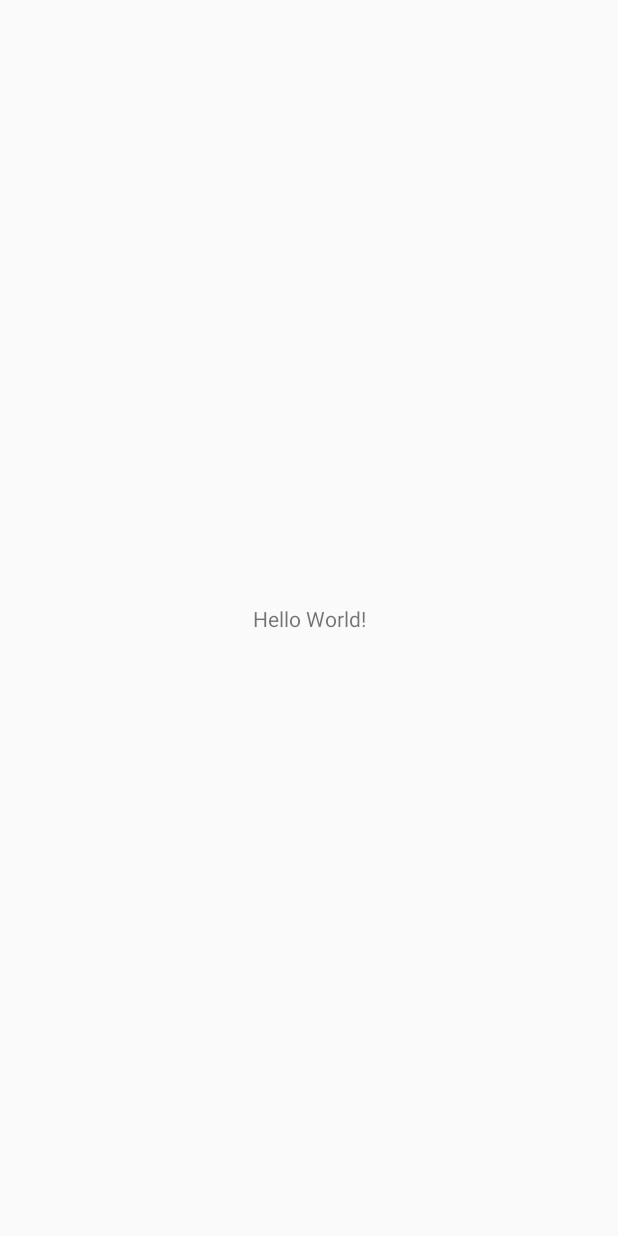
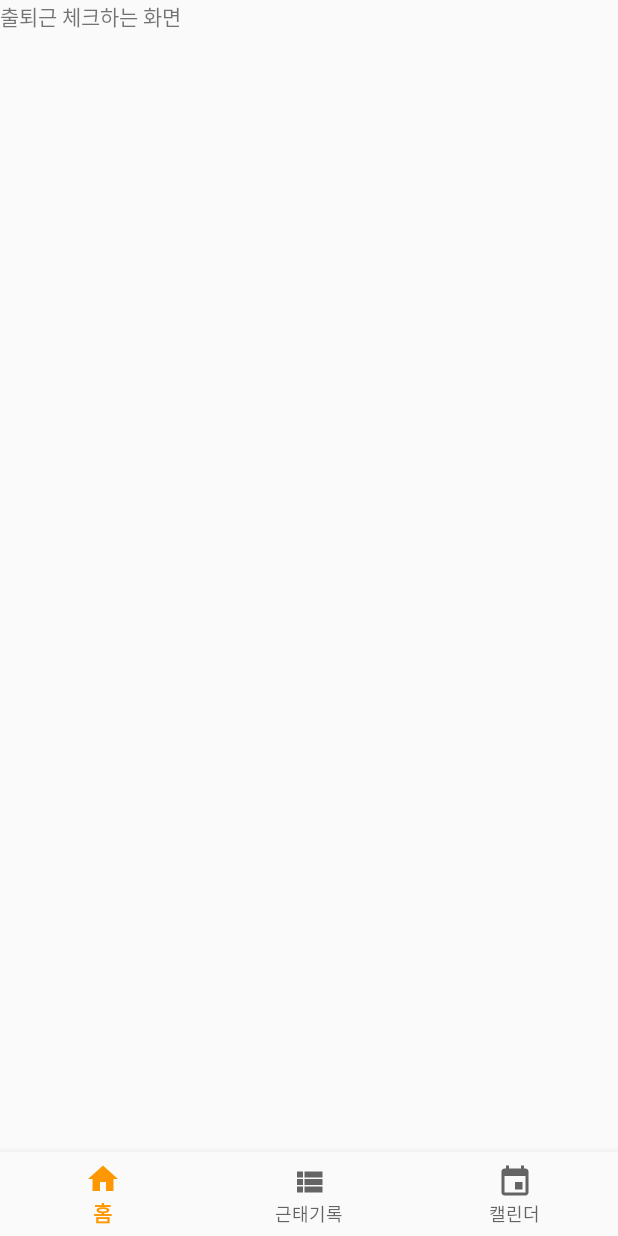
Before and after one commit to g-bridge-etners/g-bridge-etners, an Android app: the screen it shows after launch (MainActivity), on a phone screen of 412 x 824 dp. Before the commit the screen is almost empty. Run offline under Robolectric (Android 15) with nearby library versions, the phone set to English and light mode, and no system bars.

Commit message:
메인화면 및 bottomNavigation 기초 작업

```diff
--- a/app/build.gradle
+++ b/app/build.gradle
@@ -32,6 +32,7 @@ dependencies {
 
     implementation 'androidx.appcompat:appcompat:1.1.0'
     implementation 'androidx.constraintlayout:constraintlayout:1.1.3'
+    implementation 'androidx.legacy:legacy-support-v4:1.0.0'
     testImplementation 'junit:junit:4.12'
     androidTestImplementation 'androidx.test.ext:junit:1.1.1'
     androidTestImplementation 'androidx.test.espresso:espresso-core:3.2.0'
--- /dev/null
+++ b/app/src/main/java/com/gbridge/etners/ui/main/FragmentCalendar.java
@@ -0,0 +1,20 @@
+package com.gbridge.etners.ui.main;
+
+import android.os.Bundle;
+import android.view.LayoutInflater;
+import android.view.View;
+import android.view.ViewGroup;
+
+import androidx.annotation.NonNull;
+import androidx.annotation.Nullable;
+import androidx.fragment.app.Fragment;
+
+import com.gbridge.etners.R;
+
+public class FragmentCalendar extends Fragment {
+    @Nullable
+    @Override
+    public View onCreateView(@NonNull LayoutInflater inflater, @Nullable ViewGroup container, @Nullable Bundle savedInstanceState) {
+        return inflater.inflate(R.layout.fragment_calendar, container, false);
+    }
+}
--- /dev/null
+++ b/app/src/main/java/com/gbridge/etners/ui/main/FragmentHome.java
@@ -0,0 +1,20 @@
+package com.gbridge.etners.ui.main;
+
+import android.os.Bundle;
+import android.view.LayoutInflater;
+import android.view.View;
+import android.view.ViewGroup;
+
+import androidx.annotation.NonNull;
+import androidx.annotation.Nullable;
+import androidx.fragment.app.Fragment;
+
+import com.gbridge.etners.R;
+
+public class FragmentHome extends Fragment {
+    @Nullable
+    @Override
+    public View onCreateView(@NonNull LayoutInflater inflater, @Nullable ViewGroup container, @Nullable Bundle savedInstanceState) {
+        return inflater.inflate(R.layout.fragment_home, container, false);
+    }
+}
--- /dev/null
+++ b/app/src/main/java/com/gbridge/etners/ui/main/FragmentList.java
@@ -0,0 +1,20 @@
+package com.gbridge.etners.ui.main;
+
+import android.os.Bundle;
+import android.view.LayoutInflater;
+import android.view.View;
+import android.view.ViewGroup;
+
+import androidx.annotation.NonNull;
+import androidx.annotation.Nullable;
+import androidx.fragment.app.Fragment;
+
+import com.gbridge.etners.R;
+
+public class FragmentList extends Fragment {
+    @Nullable
+    @Override
+    public View onCreateView(@NonNull LayoutInflater inflater, @Nullable ViewGroup container, @Nullable Bundle savedInstanceState) {
+        return inflater.inflate(R.layout.fragment_list, container, false);
+    }
+}
--- a/app/src/main/java/com/gbridge/etners/ui/main/MainActivity.java
+++ b/app/src/main/java/com/gbridge/etners/ui/main/MainActivity.java
@@ -1,16 +1,58 @@
 package com.gbridge.etners.ui.main;
 
+import androidx.annotation.NonNull;
 import androidx.appcompat.app.AppCompatActivity;
+import androidx.fragment.app.FragmentManager;
+import androidx.fragment.app.FragmentTransaction;
 
 import android.os.Bundle;
+import android.view.MenuItem;
+import android.widget.FrameLayout;
 
 import com.gbridge.etners.R;
+import com.google.android.material.bottomnavigation.BottomNavigationView;
 
-public class MainActivity extends AppCompatActivity {
+public class MainActivity extends AppCompatActivity implements BottomNavigationView.OnNavigationItemSelectedListener {
+    private FragmentManager fragmentManager = getSupportFragmentManager();
+    private FragmentHome fragmentHome = new FragmentHome();
+    private FragmentList fragmentList = new FragmentList();
+    private FragmentCalendar fragmentCalendar = new FragmentCalendar();
+
+    private FrameLayout frame;
+    private BottomNavigationView bnav;
 
     @Override
     protected void onCreate(Bundle savedInstanceState) {
         super.onCreate(savedInstanceState);
         setContentView(R.layout.activity_main);
+
+        initViews();
+    }
+
+    private void initViews() {
+        frame = findViewById(R.id.main_frame);
+        bnav = findViewById(R.id.main_bottomNavigation);
+        bnav.setOnNavigationItemSelectedListener(this);
+
+        FragmentTransaction transaction = fragmentManager.beginTransaction();
+        transaction.replace(R.id.main_frame, fragmentHome).commitAllowingStateLoss();
+    }
+
+    @Override
+    public boolean onNavigationItemSelected(@NonNull MenuItem item) {
+        FragmentTransaction transaction = fragmentManager.beginTransaction();
+
+        switch(item.getItemId()) {
+            case R.id.bnav_home:
+                transaction.replace(R.id.main_frame, fragmentHome).commitAllowingStateLoss();
+                return true;
+            case R.id.bnav_list:
+                transaction.replace(R.id.main_frame, fragmentList).commitAllowingStateLoss();
+                return true;
+            case R.id.bnav_calendar:
+                transaction.replace(R.id.main_frame, fragmentCalendar).commitAllowingStateLoss();
+                return true;
+        }
+        return false;
     }
 }
--- /dev/null
+++ b/app/src/main/res/drawable/ic_calendar.xml
@@ -0,0 +1,9 @@
+<vector xmlns:android="http://schemas.android.com/apk/res/android"
+        android:width="24dp"
+        android:height="24dp"
+        android:viewportWidth="24.0"
+        android:viewportHeight="24.0">
+    <path
+        android:fillColor="#FF000000"
+        android:pathData="M17,12h-5v5h5v-5zM16,1v2L8,3L8,1L6,1v2L5,3c-1.11,0 -1.99,0.9 -1.99,2L3,19c0,1.1 0.89,2 2,2h14c1.1,0 2,-0.9 2,-2L21,5c0,-1.1 -0.9,-2 -2,-2h-1L18,1h-2zM19,19L5,19L5,8h14v11z"/>
+</vector>
--- /dev/null
+++ b/app/src/main/res/drawable/ic_home.xml
@@ -0,0 +1,9 @@
+<vector xmlns:android="http://schemas.android.com/apk/res/android"
+        android:width="24dp"
+        android:height="24dp"
+        android:viewportWidth="24.0"
+        android:viewportHeight="24.0">
+    <path
+        android:fillColor="#FF000000"
+        android:pathData="M10,20v-6h4v6h5v-8h3L12,3 2,12h3v8z"/>
+</vector>
--- /dev/null
+++ b/app/src/main/res/drawable/ic_list.xml
@@ -0,0 +1,9 @@
+<vector xmlns:android="http://schemas.android.com/apk/res/android"
+        android:width="24dp"
+        android:height="24dp"
+        android:viewportWidth="24.0"
+        android:viewportHeight="24.0">
+    <path
+        android:fillColor="#FF000000"
+        android:pathData="M4,14h4v-4L4,10v4zM4,19h4v-4L4,15v4zM4,9h4L8,5L4,5v4zM9,14h12v-4L9,10v4zM9,19h12v-4L9,15v4zM9,5v4h12L21,5L9,5z"/>
+</vector>
--- a/app/src/main/res/layout/activity_main.xml
+++ b/app/src/main/res/layout/activity_main.xml
@@ -7,13 +7,19 @@
     android:layout_height="match_parent"
     tools:context=".ui.main.MainActivity">
 
-    <TextView
-        android:layout_width="wrap_content"
+    <FrameLayout
+        android:id="@+id/main_frame"
+        android:layout_width="match_parent"
+        android:layout_height="0dp"
+        app:layout_constraintTop_toTopOf="parent"
+        app:layout_constraintBottom_toTopOf="@+id/main_bottomNavigation"/>
+
+    <com.google.android.material.bottomnavigation.BottomNavigationView
+        android:id="@+id/main_bottomNavigation"
+        android:layout_width="match_parent"
         android:layout_height="wrap_content"
-        android:text="Hello World!"
+        android:background="?android:attr/windowBackground"
         app:layout_constraintBottom_toBottomOf="parent"
-        app:layout_constraintLeft_toLeftOf="parent"
-        app:layout_constraintRight_toRightOf="parent"
-        app:layout_constraintTop_toTopOf="parent" />
+        app:menu="@menu/menu_bottomnavigation"/>
 
 </androidx.constraintlayout.widget.ConstraintLayout>
--- /dev/null
+++ b/app/src/main/res/layout/fragment_calendar.xml
@@ -0,0 +1,12 @@
+<?xml version="1.0" encoding="utf-8"?>
+<androidx.constraintlayout.widget.ConstraintLayout
+    xmlns:android="http://schemas.android.com/apk/res/android"
+    android:layout_width="match_parent"
+    android:layout_height="match_parent">
+
+    <TextView
+        android:layout_width="match_parent"
+        android:layout_height="match_parent"
+        android:text="달력 및 내 일정 화면"/>
+
+</androidx.constraintlayout.widget.ConstraintLayout>
--- /dev/null
+++ b/app/src/main/res/layout/fragment_home.xml
@@ -0,0 +1,12 @@
+<?xml version="1.0" encoding="utf-8"?>
+<androidx.constraintlayout.widget.ConstraintLayout
+    xmlns:android="http://schemas.android.com/apk/res/android"
+    android:layout_width="match_parent"
+    android:layout_height="match_parent">
+
+    <TextView
+        android:layout_width="match_parent"
+        android:layout_height="match_parent"
+        android:text="출퇴근 체크하는 화면"/>
+
+</androidx.constraintlayout.widget.ConstraintLayout>
--- /dev/null
+++ b/app/src/main/res/layout/fragment_list.xml
@@ -0,0 +1,12 @@
+<?xml version="1.0" encoding="utf-8"?>
+<androidx.constraintlayout.widget.ConstraintLayout
+    xmlns:android="http://schemas.android.com/apk/res/android"
+    android:layout_width="match_parent"
+    android:layout_height="match_parent">
+
+    <TextView
+        android:layout_width="match_parent"
+        android:layout_height="match_parent"
+        android:text="내 출퇴근 기록을 보는 화면"/>
+
+</androidx.constraintlayout.widget.ConstraintLayout>
--- /dev/null
+++ b/app/src/main/res/menu/menu_bottomnavigation.xml
@@ -0,0 +1,19 @@
+<?xml version="1.0" encoding="utf-8"?>
+<menu xmlns:android="http://schemas.android.com/apk/res/android">
+
+    <item
+        android:id="@+id/bnav_home"
+        android:icon="@drawable/ic_home"
+        android:title="@string/bnav_home"/>
+
+    <item
+        android:id="@+id/bnav_list"
+        android:icon="@drawable/ic_list"
+        android:title="@string/bnav_list"/>
+
+    <item
+        android:id="@+id/bnav_calendar"
+        android:icon="@drawable/ic_calendar"
+        android:title="@string/bnav_calendar"/>
+
+</menu>
--- a/app/src/main/res/values/strings.xml
+++ b/app/src/main/res/values/strings.xml
@@ -1,5 +1,10 @@
 <resources>
     <string name="app_name">GBridge Etners</string>
+
+    <!-- 바텀 네비게이션 메뉴 -->
+    <string name="bnav_home">홈</string>
+    <string name="bnav_list">근태기록</string>
+    <string name="bnav_calendar">캘린더</string>
 
     <!-- 회원가입 -->
     <string name="signup_id">사원번호</string>
@@ -11,4 +16,7 @@
     <string name="signup_toast_pwCheckFail">비밀번호와 비밀번호 재확인이 서로 다릅니다.</string>
     <string name="signup_toast_pwLengthFail">비밀번호는 6자리 이상이여야 합니다.</string>
     <string name="signup_toast_success">회원가입이 완료되었습니다. 다시 로그인 해 주세요.</string>
+
+    <!-- TODO: Remove or change this placeholder text -->
+    <string name="hello_blank_fragment">Hello blank fragment</string>
 </resources>
```
